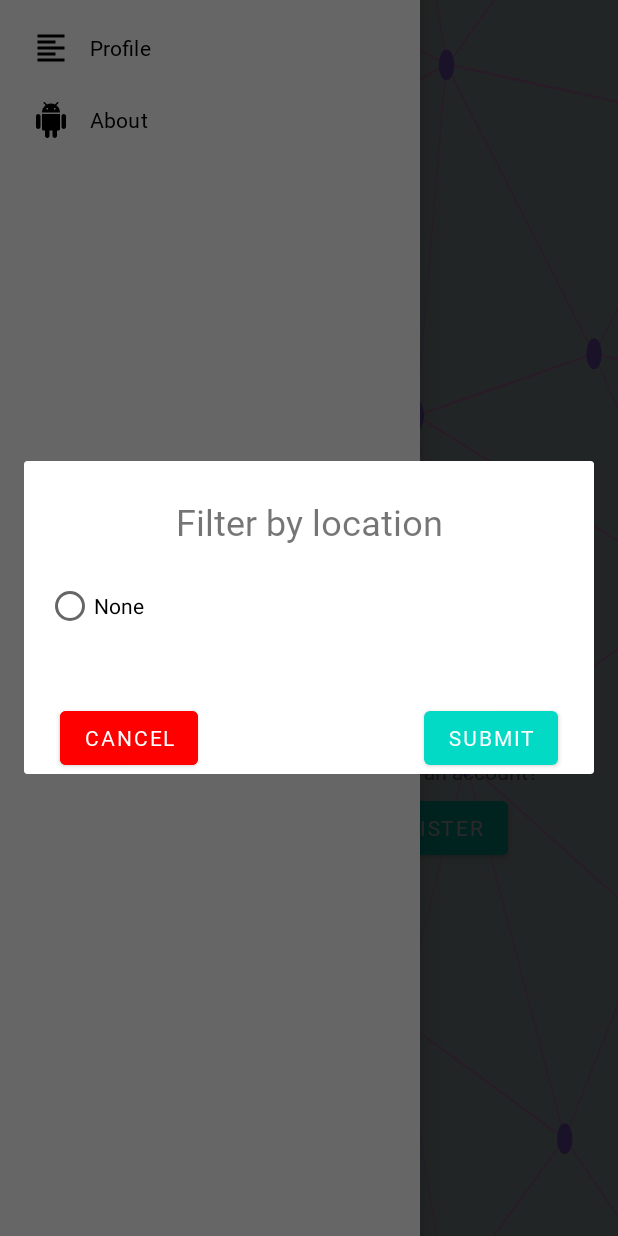
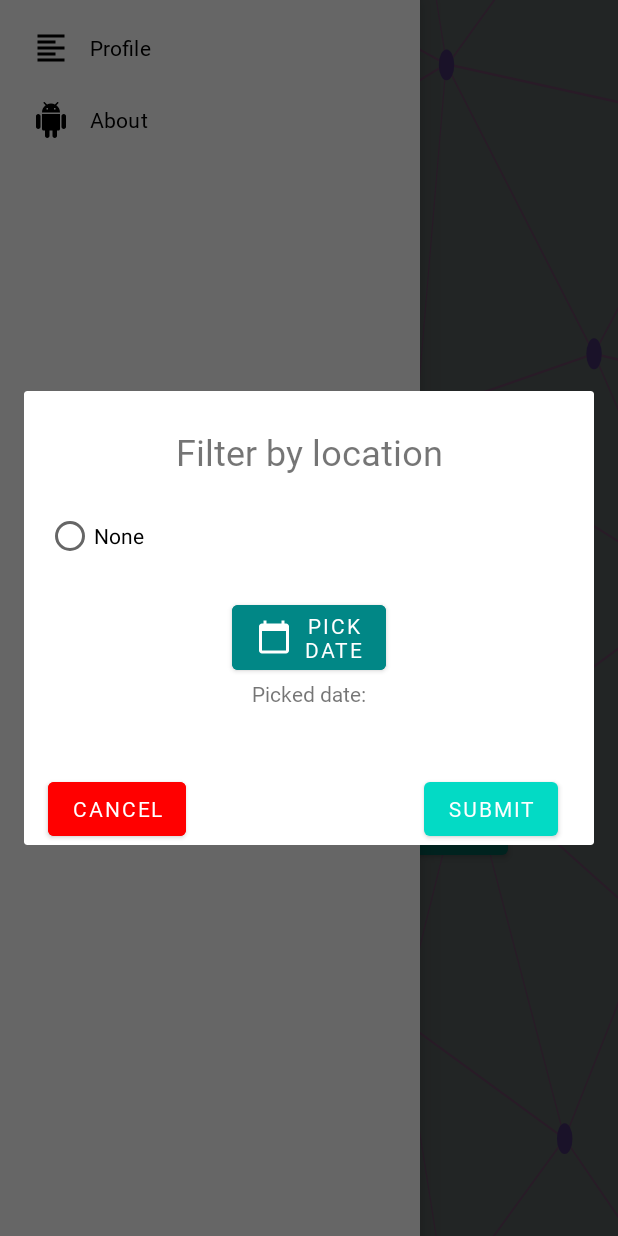
Before and after one commit to BEX-Events-Android/Frontend, an Android app: the fragment CustomDialogFragment placed in its activity, with the side drawer open, on a phone screen of 412 x 824 dp. Run offline under Robolectric (Android 15) with nearby library versions, the phone set to English and light mode, and no system bars; our stand-ins replace navigation-ui; 3 statements that could not run were skipped.

Commit message:
Finish filter by location and date

```diff
--- a/app/src/main/java/com/example/db_events/CustomDialogFragment.kt
+++ b/app/src/main/java/com/example/db_events/CustomDialogFragment.kt
@@ -9,12 +9,12 @@ import androidx.core.os.bundleOf
 import androidx.fragment.app.DialogFragment
 import androidx.lifecycle.ViewModelProvider
 import com.example.db_events.databinding.FragmentCustomDialogBinding
+import java.io.Serializable
 
 
-class CustomDialogFragment : DialogFragment() {
+class CustomDialogFragment : DialogFragment(), Serializable {
 
     private lateinit var binding: FragmentCustomDialogBinding
-    private lateinit var viewModel: CustomDialogViewModel
 
     private lateinit var locationsList: ArrayList<String>
 
@@ -37,8 +37,6 @@ class CustomDialogFragment : DialogFragment() {
         savedInstanceState: Bundle?
     ): View? {
         binding = FragmentCustomDialogBinding.inflate(inflater, container, false)
-
-        subscribeToVM()
 
         for(i in locationsList.indices) {
             val rb = RadioButton(getActivity())
@@ -72,16 +70,22 @@ class CustomDialogFragment : DialogFragment() {
                 viewLifecycleOwner
             ) { requestKey, result ->
                 val fragment = result.get("location") as EventsListFragment
-                fragment.setFilter(location)
+                fragment.setFilter(location, binding.pickedDate.text.toString())
             }
             dismiss()
+        }
+
+        binding.datePickerButton.setOnClickListener {
+            var dialog = DatePickDialogFragment()
+            requireActivity().supportFragmentManager.setFragmentResult("date", bundleOf("datepick" to this@CustomDialogFragment))
+            dialog!!.show(requireActivity().supportFragmentManager, "testDialog")
         }
 
         return binding.root
     }
 
-    private fun subscribeToVM() {
-        viewModel = ViewModelProvider(this)[CustomDialogViewModel::class.java]
+    fun setPickedDate (date : String) {
+        binding.pickedDate.setText(date)
+    }
 
-    }
 }
--- a/app/src/main/java/com/example/db_events/CustomDialogViewModel.kt
+++ /dev/null
@@ -1,17 +0,0 @@
-package com.example.db_events
-
-import androidx.lifecycle.LiveData
-import androidx.lifecycle.MutableLiveData
-import androidx.lifecycle.ViewModel
-import androidx.lifecycle.viewModelScope
-import com.example.db_events.network.EventsApi
-import kotlinx.coroutines.launch
-
-class CustomDialogViewModel : ViewModel(){
-
-    init {
-
-    }
-
-
-}
--- /dev/null
+++ b/app/src/main/res/drawable/ic_calendar.xml
@@ -0,0 +1,5 @@
+<vector android:height="24dp" android:tint="#FFFFFF"
+    android:viewportHeight="24" android:viewportWidth="24"
+    android:width="24dp" xmlns:android="http://schemas.android.com/apk/res/android">
+    <path android:fillColor="@android:color/white" android:pathData="M20,3h-1L19,1h-2v2L7,3L7,1L5,1v2L4,3c-1.1,0 -2,0.9 -2,2v16c0,1.1 0.9,2 2,2h16c1.1,0 2,-0.9 2,-2L22,5c0,-1.1 -0.9,-2 -2,-2zM20,21L4,21L4,8h16v13z"/>
+</vector>
--- a/app/src/main/res/layout/fragment_custom_dialog.xml
+++ b/app/src/main/res/layout/fragment_custom_dialog.xml
@@ -28,24 +28,55 @@
         />
 
     <Button
+        android:id="@+id/datePickerButton"
+        android:layout_width="wrap_content"
+        android:layout_height="wrap_content"
+        android:drawableLeft="@drawable/ic_calendar"
+        android:text="Pick\ndate"
+        android:backgroundTint="@color/teal_700"
+        app:layout_constraintTop_toBottomOf="@id/locationRadioGroup"
+        app:layout_constraintStart_toStartOf="parent"
+        app:layout_constraintEnd_toEndOf="parent"
+        />
+
+    <com.google.android.material.textview.MaterialTextView
+        android:id="@+id/picked_date_label"
+        android:layout_width="wrap_content"
+        android:layout_height="wrap_content"
+        android:text="@string/picked_date"
+        app:layout_constraintEnd_toEndOf="parent"
+        app:layout_constraintStart_toStartOf="parent"
+        app:layout_constraintTop_toBottomOf="@id/datePickerButton"
+        />
+
+    <com.google.android.material.textview.MaterialTextView
+        android:id="@+id/picked_date"
+        android:layout_width="wrap_content"
+        android:layout_height="wrap_content"
+        android:text=""
+        app:layout_constraintEnd_toEndOf="parent"
+        app:layout_constraintStart_toStartOf="parent"
+        app:layout_constraintTop_toBottomOf="@id/picked_date_label"
+        />
+
+    <Button
         android:id="@+id/cancelButton"
         android:layout_width="wrap_content"
         android:layout_height="wrap_content"
-        android:text="Cancel"
+        android:layout_marginStart="@dimen/default_margin"
+        android:layout_marginTop="@dimen/big_margin"
         android:backgroundTint="@color/red"
+        android:text="@string/cancel"
         android:textColor="@color/white"
-        app:layout_constraintTop_toBottomOf="@id/locationRadioGroup"
         app:layout_constraintStart_toStartOf="parent"
-        android:layout_marginStart="@dimen/big_margin"
-        android:layout_marginTop="@dimen/big_margin"
-        />
+        app:layout_constraintTop_toBottomOf="@id/picked_date" />
 
     <Button
         android:id="@+id/submitButton"
         android:layout_width="wrap_content"
         android:layout_height="wrap_content"
-        android:text="Submit"
-        app:layout_constraintTop_toBottomOf="@id/locationRadioGroup"
+        android:text="@string/submit"
+        app:layout_constraintTop_toBottomOf="@id/picked_date"
         app:layout_constraintEnd_toEndOf="parent"
         android:layout_marginEnd="@dimen/big_margin"
         android:layout_marginTop="@dimen/big_margin"
--- a/app/src/main/res/values/strings.xml
+++ b/app/src/main/res/values/strings.xml
@@ -20,4 +20,7 @@
     <string name="email_placeholder">andrei@gmail.com</string>
     <string name="nav_profile">Profile</string>
     <string name="filter_by_location">Filter by location</string>
+    <string name="picked_date">Picked date:</string>
+    <string name="cancel">Cancel</string>
+    <string name="submit">Submit</string>
 </resources>
```
Also changed, not shown: app/src/main/java/com/example/db_events/DatePickDialogFragment.kt (added, +51 -0 lines), app/src/main/java/com/example/db_events/EventsListFragment.kt (+14 -8 lines), app/src/main/res/layout/fragment_date_pick_dialog.xml (added, +43 -0 lines).
